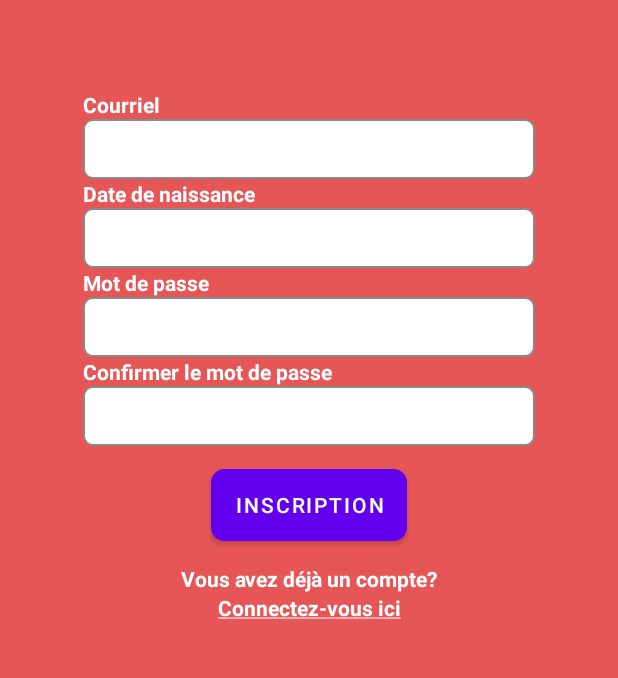
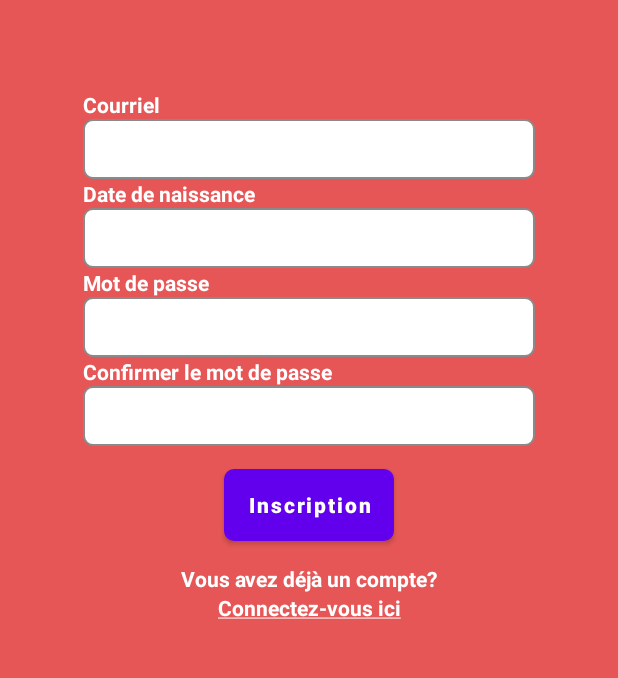
Before and after one commit to FrederickPerazzelli/projetMobile, an Android app: the layout activity_register.xml on its own in the app's theme, with its tools: preview values and no code run, on a phone screen of 412 x 824 dp, the part 355-1033 px from its top. Run offline under Robolectric (Android 15) with nearby library versions, the phone set to English and light mode, and no system bars.

Commit message:
Modification de l'affichage

```diff
--- a/app/src/main/AndroidManifest.xml
+++ b/app/src/main/AndroidManifest.xml
@@ -13,7 +13,12 @@
         android:theme="@style/Theme.ProjetMobile"
         android:usesCleartextTraffic="true">
         <activity
+            android:name=".RegisterActivity"
+            android:theme="@style/Theme.AppCompat.Light.NoActionBar"
+            android:exported="false" />
+        <activity
             android:name=".LoginActivity"
+            android:theme="@style/Theme.AppCompat.Light.NoActionBar"
             android:exported="false" />
         <activity
             android:name=".ProfileActivity"
@@ -27,7 +32,6 @@
                 <category android:name="android.intent.category.LAUNCHER" />
             </intent-filter>
         </activity>
-        <activity android:name=".RegisterActivity" />
     </application>
 
 </manifest>
--- a/app/src/main/java/com/example/projetmobile/RegisterActivity.java
+++ b/app/src/main/java/com/example/projetmobile/RegisterActivity.java
@@ -5,6 +5,7 @@ import androidx.appcompat.app.AppCompatActivity;
 import android.content.Intent;
 import android.os.Bundle;
 import android.view.View;
+import android.view.Window;
 import android.widget.Button;
 import android.widget.EditText;
 import android.widget.TextView;
@@ -27,6 +28,7 @@ public class RegisterActivity extends AppCompatActivity {
     @Override
     protected void onCreate(Bundle savedInstanceState) {
         super.onCreate(savedInstanceState);
+        requestWindowFeature(Window.FEATURE_NO_TITLE);
         setContentView(R.layout.activity_register);
 
         email = findViewById(R.id.editEmail);
--- a/app/src/main/res/drawable/button.xml
+++ b/app/src/main/res/drawable/button.xml
@@ -1,16 +1,13 @@
 <?xml version="1.0" encoding="utf-8"?>
 <shape xmlns:android="http://schemas.android.com/apk/res/android" android:shape="rectangle">
-    <gradient
-        android:startColor="#00CCFF"
-        android:centerColor="#0000CC"
-        android:endColor="#00CCFF"
-        android:angle="90"/>
-    <padding android:left="7dp"
-        android:top="7dp"
-        android:right="7dp"
-        android:bottom="7dp" />
+    <solid
+        android:color="@color/secondaryColor" />
+    <padding android:left="9dp"
+        android:top="1dp"
+        android:right="9dp"
+        android:bottom="1dp" />
     <stroke
-        android:width="2dp"
+        android:width="1dp"
         android:color="#FFFFFF" />
-    <corners android:radius= "8dp" />
+    <corners android:radius= "6dp" />
 </shape>
--- a/app/src/main/res/layout/activity_login.xml
+++ b/app/src/main/res/layout/activity_login.xml
@@ -62,6 +62,9 @@
         android:layout_height="wrap_content"
         android:layout_marginVertical="15dp"
         android:background="@drawable/button"
+        android:textColor="@color/white"
+        android:textStyle="bold"
+        android:textAllCaps="false"
         android:text="@string/login" />
 
     <TextView
--- a/app/src/main/res/layout/activity_register.xml
+++ b/app/src/main/res/layout/activity_register.xml
@@ -92,6 +92,9 @@
         android:layout_height="wrap_content"
         android:layout_marginVertical="15dp"
         android:background="@drawable/button"
+        android:textColor="@color/white"
+        android:textStyle="bold"
+        android:textAllCaps="false"
         android:text="@string/register" />
 
     <TextView
--- a/app/src/main/res/values/colors.xml
+++ b/app/src/main/res/values/colors.xml
@@ -8,4 +8,5 @@
     <color name="black">#FF000000</color>
     <color name="white">#FFFFFFFF</color>
     <color name="mainColor">#E65656</color>
+    <color name="secondaryColor">#007EA7</color>
 </resources>
```
